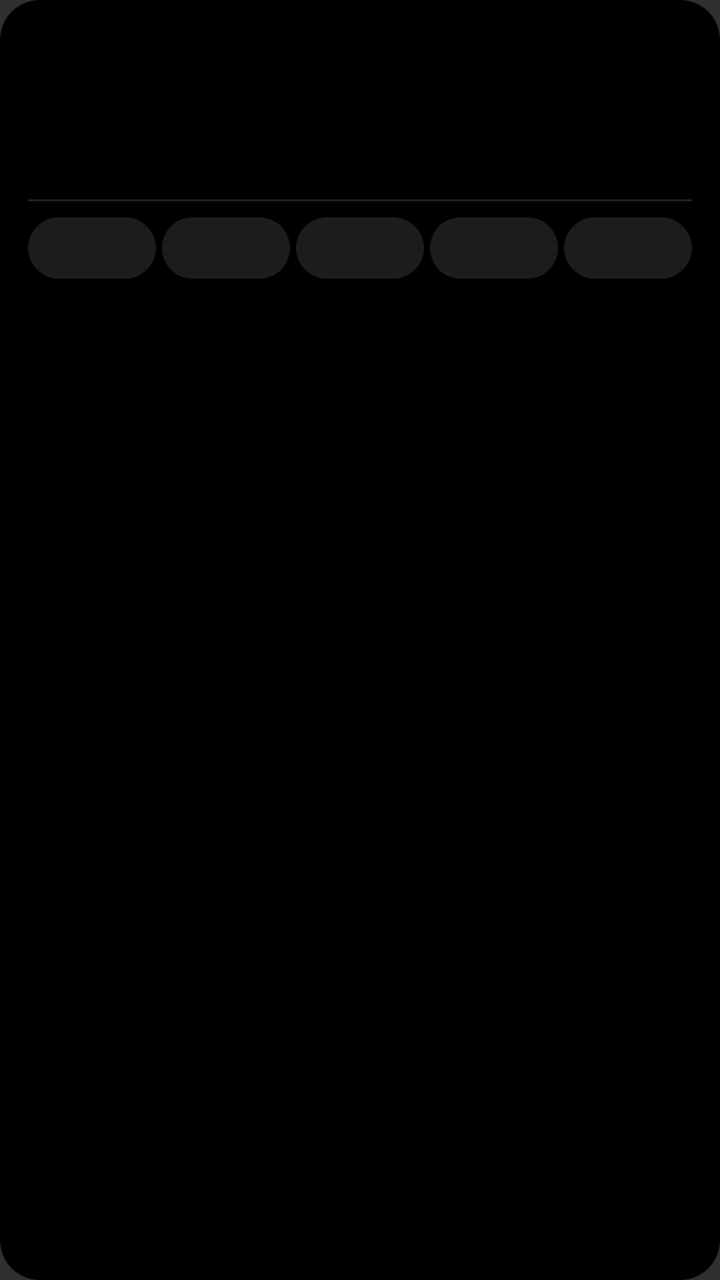
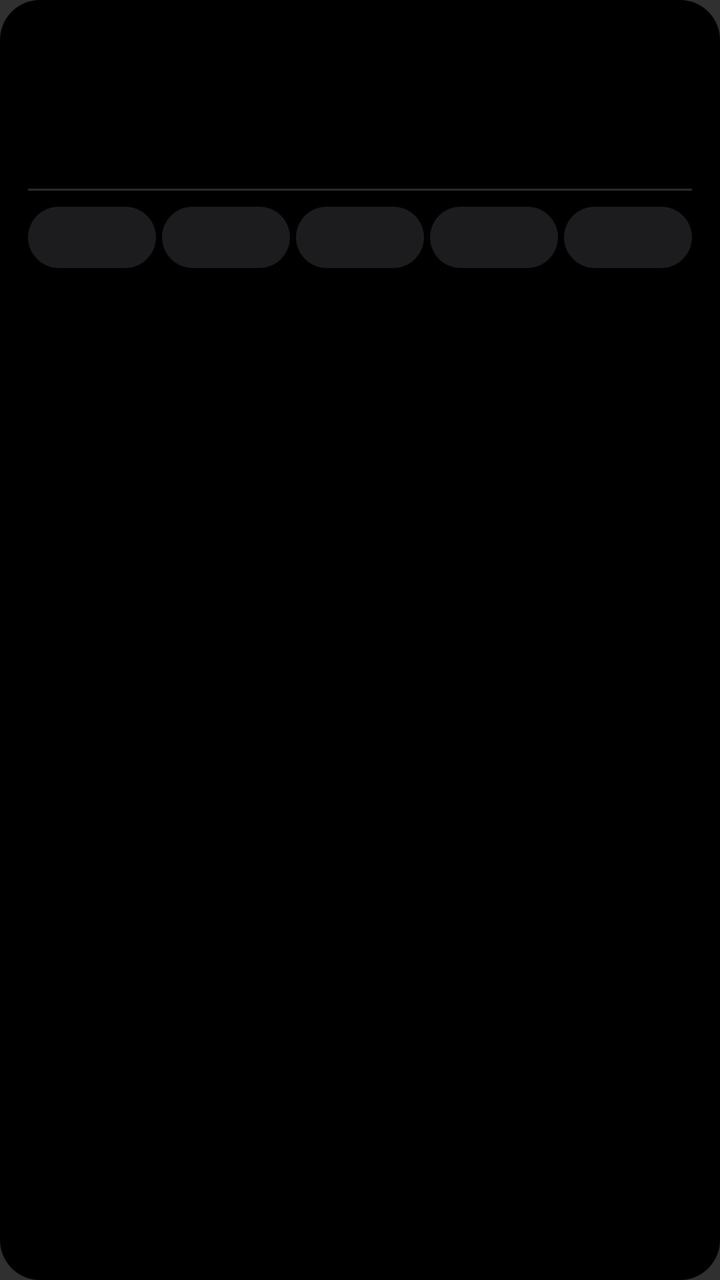

Screens rendered from an Android XML layout before and after an edit, with the pre-edit source and the edit as a unified diff.
<!-- AndroidManifest.xml: application theme Theme.WaktuSolat -->
<!-- res/layout/widget_prayer.xml -->
<?xml version="1.0" encoding="utf-8"?>
<LinearLayout xmlns:android="http://schemas.android.com/apk/res/android"
    android:layout_width="match_parent"
    android:layout_height="match_parent"
    android:background="@drawable/widget_bg"
    android:orientation="vertical"
    android:padding="14dp">

    
    <LinearLayout
        android:layout_width="match_parent"
        android:layout_height="wrap_content"
        android:orientation="horizontal">

        <LinearLayout
            android:layout_width="0dp"
            android:layout_height="wrap_content"
            android:layout_weight="1"
            android:orientation="vertical">

            <TextView
                android:id="@+id/tv_next_name"
                android:layout_width="wrap_content"
                android:layout_height="wrap_content"
                android:textColor="#FFD54F"
                android:textSize="12sp"
                android:textStyle="bold" />

            <TextView
                android:id="@+id/tv_next_time"
                android:layout_width="wrap_content"
                android:layout_height="wrap_content"
                android:textColor="#FFFFFF"
                android:textSize="34sp"
                android:textStyle="bold"
                android:layout_marginTop="-2dp" />

            <TextView
                android:id="@+id/tv_countdown"
                android:layout_width="wrap_content"
                android:layout_height="wrap_content"
                android:textColor="#FFD54F"
                android:textSize="13sp"
                android:textStyle="bold" />
        </LinearLayout>

        <LinearLayout
            android:layout_width="wrap_content"
            android:layout_height="wrap_content"
            android:orientation="vertical"
            android:gravity="end"
            android:layout_marginTop="2dp">

            <TextView
                android:id="@+id/tv_qibla"
                android:layout_width="wrap_content"
                android:layout_height="wrap_content"
                android:textColor="#BBBBBB"
                android:textSize="11sp" />

            <TextView
                android:id="@+id/tv_zone"
                android:layout_width="wrap_content"
                android:layout_height="wrap_content"
                android:textColor="#555555"
                android:textSize="9sp"
                android:singleLine="true"
                android:layout_marginTop="2dp" />
        </LinearLayout>
    </LinearLayout>

    
    <TextView
        android:layout_width="match_parent"
        android:layout_height="1dp"
        android:background="#222222"
        android:layout_marginTop="8dp"
        android:layout_marginBottom="8dp" />

    
    <LinearLayout
        android:layout_width="match_parent"
        android:layout_height="wrap_content"
        android:orientation="horizontal">

        <TextView
            android:id="@+id/tv_fajr"
            android:layout_width="0dp"
            android:layout_weight="1"
            android:layout_height="wrap_content"
            android:background="@drawable/pill_normal"
            android:gravity="center"
            android:textColor="#DDDDDD"
            android:textSize="11sp"
            android:textStyle="bold"
            android:paddingStart="7dp"
            android:paddingEnd="7dp"
            android:paddingTop="8dp"
            android:paddingBottom="8dp"
            android:layout_marginEnd="3dp"
            android:singleLine="true" />

        <TextView
            android:id="@+id/tv_dhuhr"
            android:layout_width="0dp"
            android:layout_weight="1"
            android:layout_height="wrap_content"
            android:background="@drawable/pill_normal"
            android:gravity="center"
            android:textColor="#DDDDDD"
            android:textSize="11sp"
            android:textStyle="bold"
            android:paddingStart="7dp"
            android:paddingEnd="7dp"
            android:paddingTop="8dp"
            android:paddingBottom="8dp"
            android:layout_marginEnd="3dp"
            android:singleLine="true" />

        <TextView
            android:id="@+id/tv_asr"
            android:layout_width="0dp"
            android:layout_weight="1"
            android:layout_height="wrap_content"
            android:background="@drawable/pill_normal"
            android:gravity="center"
            android:textColor="#DDDDDD"
            android:textSize="11sp"
            android:textStyle="bold"
            android:paddingStart="7dp"
            android:paddingEnd="7dp"
            android:paddingTop="8dp"
            android:paddingBottom="8dp"
            android:layout_marginEnd="3dp"
            android:singleLine="true" />

        <TextView
            android:id="@+id/tv_maghrib"
            android:layout_width="0dp"
            android:layout_weight="1"
            android:layout_height="wrap_content"
            android:background="@drawable/pill_normal"
            android:gravity="center"
            android:textColor="#DDDDDD"
            android:textSize="11sp"
            android:textStyle="bold"
            android:paddingStart="7dp"
            android:paddingEnd="7dp"
            android:paddingTop="8dp"
            android:paddingBottom="8dp"
            android:layout_marginEnd="3dp"
            android:singleLine="true" />

        <TextView
            android:id="@+id/tv_isha"
            android:layout_width="0dp"
            android:layout_weight="1"
            android:layout_height="wrap_content"
            android:background="@drawable/pill_normal"
            android:gravity="center"
            android:textColor="#DDDDDD"
            android:textSize="11sp"
            android:textStyle="bold"
            android:paddingStart="7dp"
            android:paddingEnd="7dp"
            android:paddingTop="8dp"
            android:paddingBottom="8dp"
            android:singleLine="true" />
    </LinearLayout>

</LinearLayout>
<!-- resources referenced by this layout -->
<resources>
  <!-- drawable pill_normal (drawable) -->
  <?xml version="1.0" encoding="utf-8"?>
  <shape xmlns:android="http://schemas.android.com/apk/res/android"
      android:shape="rectangle">
      <solid android:color="#1C1C1E" />
      <corners android:radius="16dp" />
  </shape>
  <!-- drawable widget_bg (drawable) -->
  <?xml version="1.0" encoding="utf-8"?>
  <shape xmlns:android="http://schemas.android.com/apk/res/android"
      android:shape="rectangle">
      <solid android:color="#000000" />
      <corners android:radius="20dp" />
  </shape>
  <style name="Theme.WaktuSolat" parent="android:Theme.Material.NoActionBar">
          <item name="android:statusBarColor">@android:color/black</item>
          <item name="android:windowLightStatusBar">false</item>
          <item name="android:navigationBarColor">@android:color/black</item>
      </style>
</resources>

<!-- the commit's change to res/layout/widget_prayer.xml (unified diff, before → after) -->
@@ -1,5 +1,6 @@
 <?xml version="1.0" encoding="utf-8"?>
 <LinearLayout xmlns:android="http://schemas.android.com/apk/res/android"
+    android:id="@+id/widget_root"
     android:layout_width="match_parent"
     android:layout_height="match_parent"
     android:background="@drawable/widget_bg"
@@ -33,6 +34,7 @@
                 android:textColor="#FFFFFF"
                 android:textSize="34sp"
                 android:textStyle="bold"
+                android:includeFontPadding="false"
                 android:layout_marginTop="-2dp" />
 
             <TextView
@@ -45,6 +47,7 @@
         </LinearLayout>
 
         <LinearLayout
+            android:id="@+id/info_column"
             android:layout_width="wrap_content"
             android:layout_height="wrap_content"
             android:orientation="vertical"
@@ -55,30 +58,42 @@
                 android:id="@+id/tv_qibla"
                 android:layout_width="wrap_content"
                 android:layout_height="wrap_content"
-                android:textColor="#BBBBBB"
+                android:textColor="#CCCCCC"
                 android:textSize="11sp" />
 
+            
             <TextView
                 android:id="@+id/tv_zone"
                 android:layout_width="wrap_content"
                 android:layout_height="wrap_content"
-                android:textColor="#555555"
-                android:textSize="9sp"
+                android:textColor="#AAAAAA"
+                android:textSize="11sp"
                 android:singleLine="true"
                 android:layout_marginTop="2dp" />
+
+            <TextView
+                android:id="@+id/tv_hijri"
+                android:layout_width="wrap_content"
+                android:layout_height="wrap_content"
+                android:textColor="#AAAAAA"
+                android:textSize="10sp"
+                android:singleLine="true"
+                android:layout_marginTop="1dp" />
         </LinearLayout>
     </LinearLayout>
 
     
     <TextView
+        android:id="@+id/divider"
         android:layout_width="match_parent"
         android:layout_height="1dp"
-        android:background="#222222"
+        android:background="#2A2A2A"
         android:layout_marginTop="8dp"
         android:layout_marginBottom="8dp" />
 
     
     <LinearLayout
+        android:id="@+id/pill_row"
         android:layout_width="match_parent"
         android:layout_height="wrap_content"
         android:orientation="horizontal">
@@ -93,8 +108,8 @@
             android:textColor="#DDDDDD"
             android:textSize="11sp"
             android:textStyle="bold"
-            android:paddingStart="7dp"
-            android:paddingEnd="7dp"
+            android:paddingStart="5dp"
+            android:paddingEnd="5dp"
             android:paddingTop="8dp"
             android:paddingBottom="8dp"
             android:layout_marginEnd="3dp"
@@ -110,8 +125,8 @@
             android:textColor="#DDDDDD"
             android:textSize="11sp"
             android:textStyle="bold"
-            android:paddingStart="7dp"
-            android:paddingEnd="7dp"
+            android:paddingStart="5dp"
+            android:paddingEnd="5dp"
             android:paddingTop="8dp"
             android:paddingBottom="8dp"
             android:layout_marginEnd="3dp"
@@ -127,8 +142,8 @@
             android:textColor="#DDDDDD"
             android:textSize="11sp"
             android:textStyle="bold"
-            android:paddingStart="7dp"
-            android:paddingEnd="7dp"
+            android:paddingStart="5dp"
+            android:paddingEnd="5dp"
             android:paddingTop="8dp"
             android:paddingBottom="8dp"
             android:layout_marginEnd="3dp"
@@ -144,8 +159,8 @@
             android:textColor="#DDDDDD"
             android:textSize="11sp"
             android:textStyle="bold"
-            android:paddingStart="7dp"
-            android:paddingEnd="7dp"
+            android:paddingStart="5dp"
+            android:paddingEnd="5dp"
             android:paddingTop="8dp"
             android:paddingBottom="8dp"
             android:layout_marginEnd="3dp"
@@ -161,8 +176,8 @@
             android:textColor="#DDDDDD"
             android:textSize="11sp"
             android:textStyle="bold"
-            android:paddingStart="7dp"
-            android:paddingEnd="7dp"
+            android:paddingStart="5dp"
+            android:paddingEnd="5dp"
             android:paddingTop="8dp"
             android:paddingBottom="8dp"
             android:singleLine="true" />
